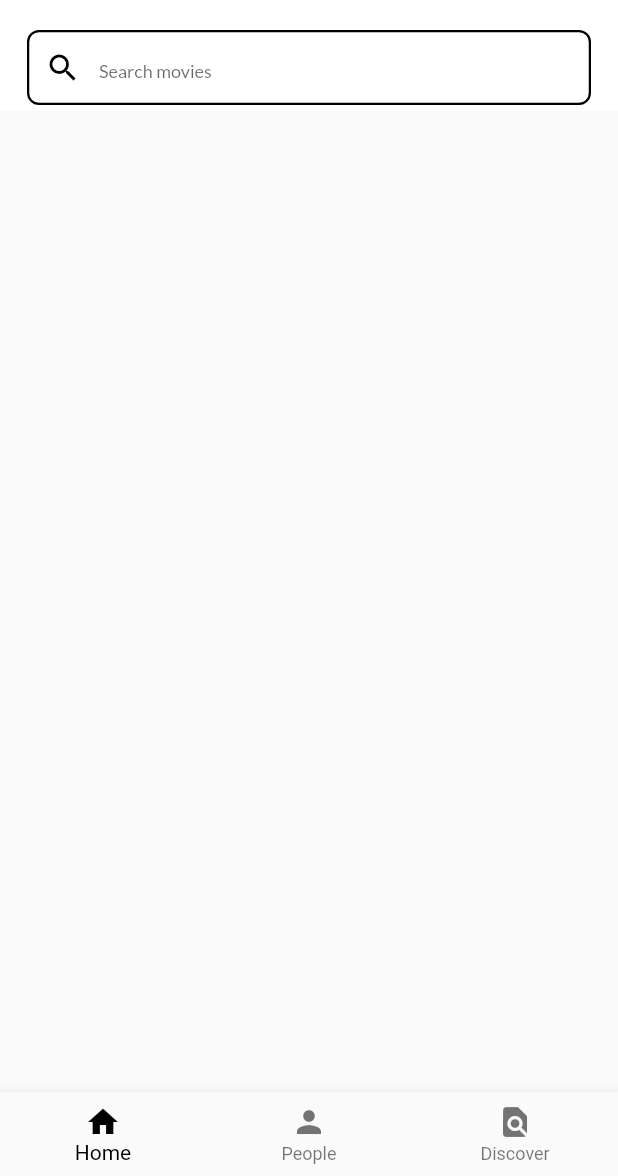
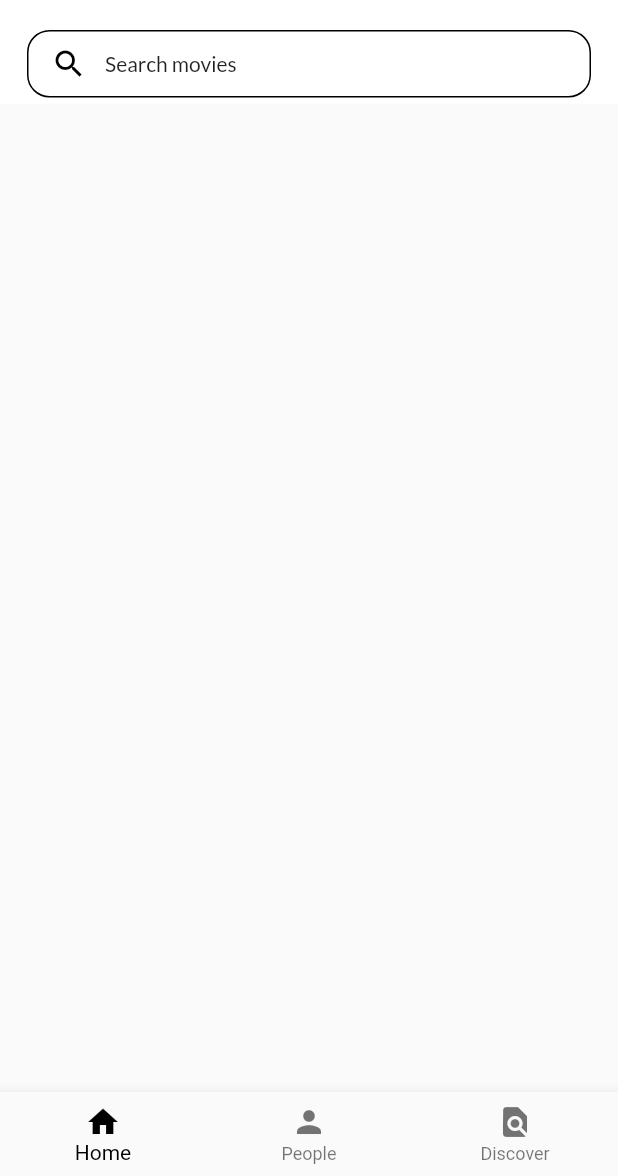
Before and after one commit to indrian16/whats_movies, a Flutter app: the screen it shows after launch, on a phone screen of 412 x 824 dp, the part 60-1236 px from its top. Run offline on Flutter 3.47's test engine with Material 2 defaults, Android fonts, the phone set to English and light mode, and no system bars; our stand-ins replace bloc, equatable, flutter_bloc.

Commit message:
redesign search_box

```diff
--- a/lib/screens/home/home_screen.dart
+++ b/lib/screens/home/home_screen.dart
@@ -18,7 +18,7 @@ class _HomeScreenState extends State<HomeScreen> {
           children: <Widget>[
             Padding(
               padding: const EdgeInsets.symmetric(horizontal: 18.0, vertical: 4.0),
-              child: MainSearchBox(),
+              child: HomeSearchBox(),
             )
           ],
         ),
--- /dev/null
+++ b/lib/screens/widgets/search_box/home_search_box.dart
@@ -0,0 +1,31 @@
+import 'package:flutter/material.dart';
+
+class HomeSearchBox extends StatelessWidget {
+  @override
+  Widget build(BuildContext context) {
+    return Container(
+      height: 45.0,
+      width: double.infinity,
+      child: OutlineButton(
+        onPressed: () { print('goSearch(Movies)'); },
+        child: Row(
+          children: <Widget>[
+            Icon(Icons.search, color: Colors.black),
+            SizedBox(width: 12.0),
+            Text(
+              'Search movies',
+              style: TextStyle(
+                fontFamily: 'Lato'
+              ),
+            )
+          ],
+        ),
+        borderSide: BorderSide(color: Colors.black),
+        highlightedBorderColor: Colors.black,
+        shape: RoundedRectangleBorder(
+          borderRadius: BorderRadius.circular(15.0)
+        ),
+      )
+    );
+  }
+}
--- a/lib/screens/widgets/search_box/main_search_box.dart
+++ /dev/null
@@ -1,33 +0,0 @@
-import 'package:flutter/material.dart';
-
-class MainSearchBox extends StatelessWidget {
-  @override
-  Widget build(BuildContext context) {
-    return Container(
-      height: 50.0,
-      child: TextField(
-        onTap: () {
-          print('goSearch()');
-        },
-        enabled: true,
-        decoration: InputDecoration(
-            prefixIcon: Icon(Icons.search, color: Colors.black),
-            hintText: 'Search movies',
-            hintStyle: TextStyle(
-              fontFamily: 'Lato',
-              fontSize: 12.0
-            ),
-            border: OutlineInputBorder(
-                borderRadius: BorderRadius.all(const Radius.circular(8.0)),
-                borderSide: BorderSide(color: Colors.black, width: 1.5)),
-            enabledBorder: OutlineInputBorder(
-                borderRadius: BorderRadius.all(const Radius.circular(8.0)),
-                borderSide: BorderSide(color: Colors.black, width: 1.5)),
-            focusedBorder: OutlineInputBorder(
-                borderRadius: BorderRadius.all(const Radius.circular(8.0)),
-                borderSide: BorderSide(color: Colors.black, width: 1.5))
-        ),
-      ),
-    );
-  }
-}
--- a/lib/screens/widgets/widgets.dart
+++ b/lib/screens/widgets/widgets.dart
@@ -1 +1 @@
-export './search_box/main_search_box.dart';
+export './search_box/home_search_box.dart';
```
